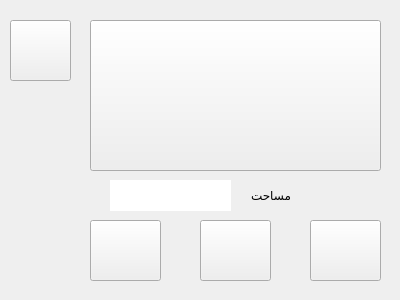
Mahdi-Ghasemii/AP_Project, file gandomfarm.ui: the form before one commit.
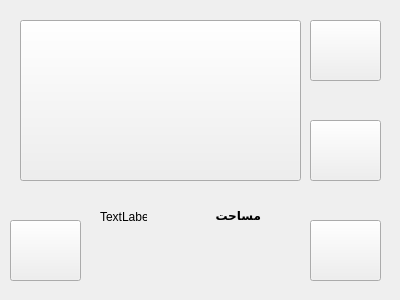
The form after the commit. Icons and pictures are not drawn.

Commit message: incompilite vackend for gandomfarm and yonjefarm

```diff
--- a/gandomfarm.ui
+++ b/gandomfarm.ui
@@ -13,15 +13,22 @@
   <property name="windowTitle">
    <string>Form</string>
   </property>
+  <property name="styleSheet">
+   <string notr="true">background-image: url(:/new/prefix1/Icons/gandombackground.jpg);</string>
+  </property>
   <widget class="QPushButton" name="pushButton">
    <property name="geometry">
     <rect>
-     <x>90</x>
+     <x>20</x>
      <y>20</y>
-     <width>291</width>
-     <height>151</height>
+     <width>281</width>
+     <height>161</height>
     </rect>
    </property>
+   <property name="styleSheet">
+    <string notr="true">
+background-image: url(:/new/prefix1/Icons/whaewt farm2.jpg);</string>
+   </property>
    <property name="text">
     <string/>
    </property>
@@ -39,8 +46,8 @@
   <widget class="QPushButton" name="pushButton_2">
    <property name="geometry">
     <rect>
-     <x>200</x>
-     <y>220</y>
+     <x>310</x>
+     <y>120</y>
      <width>71</width>
      <height>61</height>
     </rect>
@@ -63,7 +70,7 @@
    <property name="geometry">
     <rect>
      <x>310</x>
-     <y>220</y>
+     <y>20</y>
      <width>71</width>
      <height>61</height>
     </rect>
@@ -82,28 +89,21 @@
     </size>
    </property>
   </widget>
-  <widget class="QLineEdit" name="lineEdit">
-   <property name="geometry">
-    <rect>
-     <x>110</x>
-     <y>180</y>
-     <width>121</width>
-     <height>31</height>
-    </rect>
-   </property>
-   <property name="frame">
-    <bool>false</bool>
-   </property>
-  </widget>
   <widget class="QLabel" name="label">
    <property name="geometry">
     <rect>
-     <x>230</x>
-     <y>180</y>
+     <x>200</x>
+     <y>200</y>
      <width>61</width>
      <height>31</height>
     </rect>
    </property>
+   <property name="font">
+    <font>
+     <weight>75</weight>
+     <bold>true</bold>
+    </font>
+   </property>
    <property name="text">
     <string>مساحت</string>
    </property>
@@ -111,7 +111,7 @@
   <widget class="QPushButton" name="pushButton_4">
    <property name="geometry">
     <rect>
-     <x>90</x>
+     <x>310</x>
      <y>220</y>
      <width>71</width>
      <height>61</height>
@@ -135,8 +135,8 @@
    <property name="geometry">
     <rect>
      <x>10</x>
-     <y>20</y>
-     <width>61</width>
+     <y>220</y>
+     <width>71</width>
      <height>61</height>
     </rect>
    </property>
@@ -154,6 +154,19 @@
     </size>
    </property>
   </widget>
+  <widget class="QLabel" name="label_2">
+   <property name="geometry">
+    <rect>
+     <x>100</x>
+     <y>210</y>
+     <width>47</width>
+     <height>13</height>
+    </rect>
+   </property>
+   <property name="text">
+    <string>TextLabel</string>
+   </property>
+  </widget>
  </widget>
  <resources>
   <include location="resource.qrc"/>
```
Left out of the diff: 14 changed lines with no effect on the pictures. The commit also changes 12 other files.
